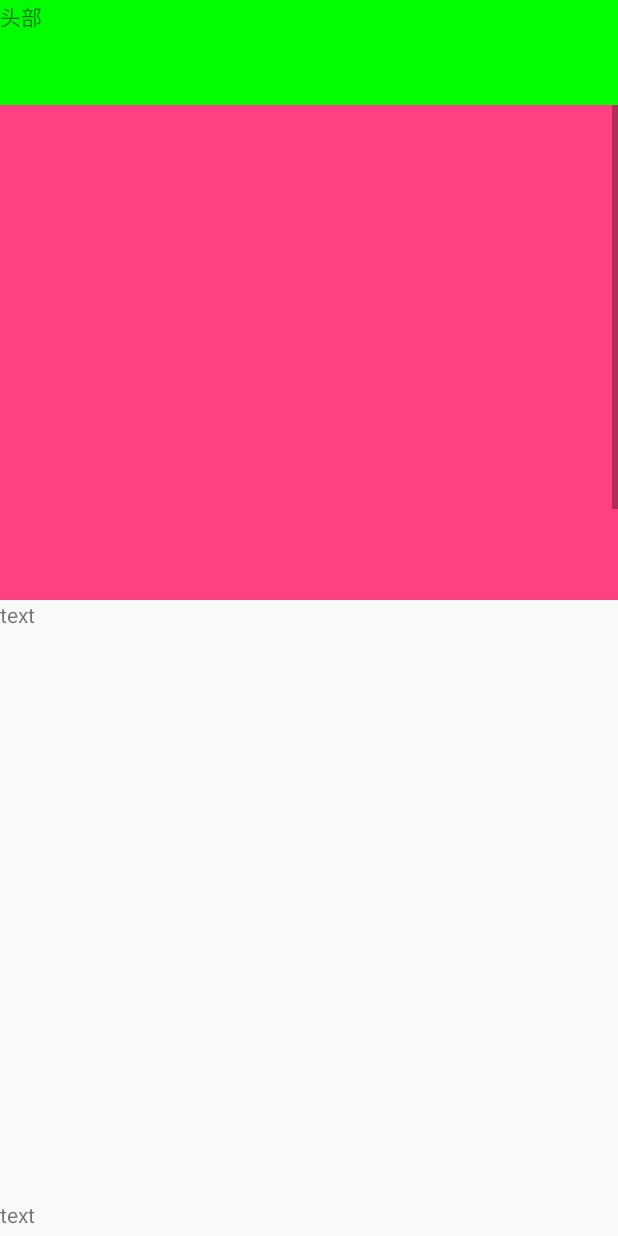
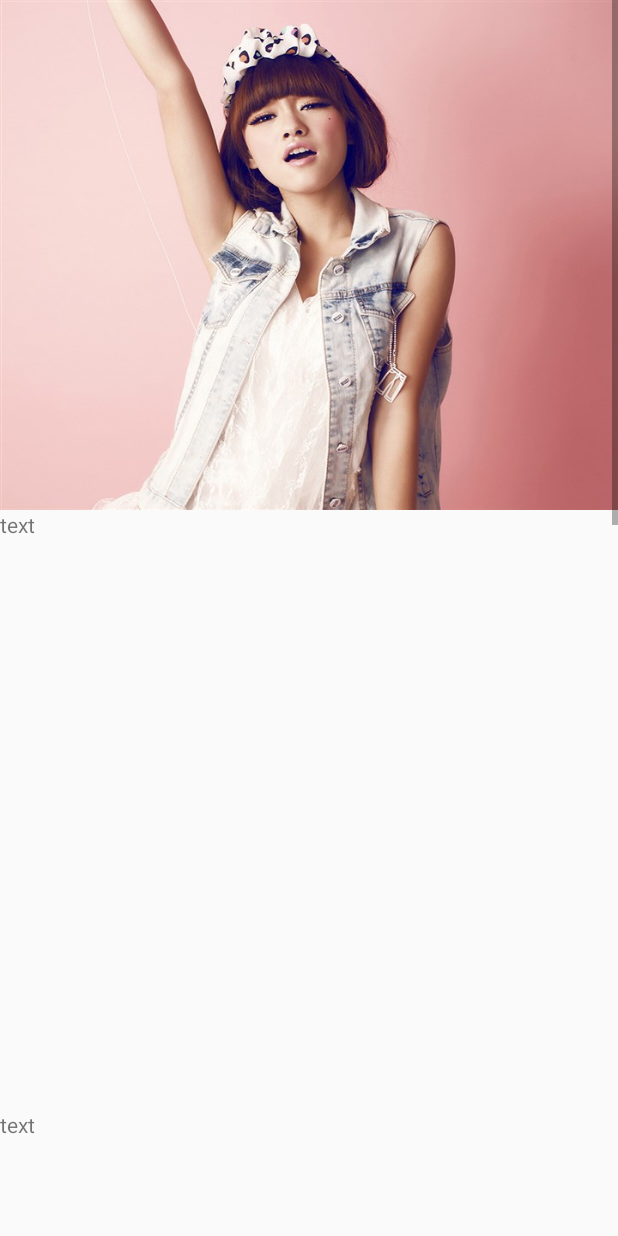
Before and after one commit to 13538659596/View, an Android app: the ImmersiveActivity screen opened directly, with no data from a screen before it, on a phone screen of 412 x 824 dp. Run offline under Robolectric (Android 15) with nearby library versions, the phone set to English and light mode, and no system bars; our stand-ins replace ButterKnife.

Commit message:
沉浸式布局

```diff
--- a/app/src/main/java/com/example/view/ListView/ImmersiveActivity.java
+++ b/app/src/main/java/com/example/view/ListView/ImmersiveActivity.java
@@ -2,7 +2,13 @@ package com.example.view.ListView;
 
 
 import android.os.Bundle;
+import android.util.Log;
 import android.view.View;
+import android.widget.ImageView;
+import android.widget.LinearLayout;
+import android.widget.RelativeLayout;
+import android.widget.TextView;
+
 import com.example.view.BaseActivity;
 import com.example.view.R;
 import com.example.view.group.MyScrollView;
@@ -14,16 +20,46 @@ public class ImmersiveActivity extends BaseActivity {
 
     @BindView(R.id.scroll_view)
     MyScrollView scrollView;
+
+    @BindView(R.id.title_bar)
+    LinearLayout titleBar;
+
+    @BindView(R.id.image_view)
+    ImageView imageView;
+
+    @BindView(R.id.title)
+    TextView title;
+
+    private int mTitleBarHight;
+
+    private int mIamgeViewHight;
     @Override
     protected void onCreate(Bundle savedInstanceState) {
 
         super.onCreate(savedInstanceState);
         StattuBarUtil.setStatubar(this, getResources().getColor(R.color.blue));
-
+        titleBar.getBackground().setAlpha(0);
+        title.setAlpha(0);
+        imageView.post(new Runnable() {
+            @Override
+            public void run() {
+                mIamgeViewHight = imageView.getMeasuredHeight();
+                mTitleBarHight = titleBar.getMeasuredHeight();
+            }
+        });
         scrollView.setOnScrollChangeListener(new MyScrollView.ScrollChangeListener() {
             @Override
             public void onScroll(int l, int t, int oldl, int oldt) {
 
+                float scale =  (float) t /(mIamgeViewHight - mTitleBarHight);
+                if(scale > 1) {
+                    scale = 1;
+                }else if(scale < 0) {
+                    scale = 0;
+                }
+                Log.e("============",  "scale  "  + scale );
+                titleBar.getBackground().setAlpha((int)(scale * 255));
+                title.setAlpha((int)(scale * 255));
             }
         });
 
--- a/app/src/main/java/com/example/view/utils/StattuBarUtil.java
+++ b/app/src/main/java/com/example/view/utils/StattuBarUtil.java
@@ -37,26 +37,26 @@ public class StattuBarUtil {
             //这种设置全屏的模式会把状态栏也遮挡
             //window.addFlags(WindowManager.LayoutParams.FLAG_FULLSCREEN);
             window.addFlags(WindowManager.LayoutParams.FLAG_TRANSLUCENT_STATUS);
-            ViewGroup decorView = (ViewGroup) window.getDecorView();
+           /* ViewGroup decorView = (ViewGroup) window.getDecorView();
 
             int statuBarHight = getStatusBarHeight(ac);
             //View会遮挡内容页,可以在布局文件的根布局添加  android:fitsSystemWindows="true"
             View view = new View(ac);
             ViewGroup.LayoutParams params = new ViewGroup.LayoutParams(ViewGroup.LayoutParams.MATCH_PARENT, statuBarHight);
             view.setLayoutParams(params);
-            view.setBackgroundColor(color);
+            //view.setBackgroundColor(color);
 
 
             decorView.addView(view);
 
             ViewGroup contentView = decorView.findViewById(android.R.id.content);
             //第一种方式
-          /* View acticityView = contentView.getChildAt(0);
-             acticityView.setFitsSystemWindows(true);*/
+          *//* View acticityView = contentView.getChildAt(0);
+             acticityView.setFitsSystemWindows(true);*//*
 
 
             //第二种方式
-            contentView.setPadding(0, statuBarHight, 0, 0);
+            contentView.setPadding(0, statuBarHight, 0, 0);*/
         }
     }
 
--- a/app/src/main/res/layout/activity_immersive.xml
+++ b/app/src/main/res/layout/activity_immersive.xml
@@ -1,5 +1,5 @@
 <?xml version="1.0" encoding="utf-8"?>
-<RelativeLayout
+<FrameLayout
     xmlns:android="http://schemas.android.com/apk/res/android"
     xmlns:tools="http://schemas.android.com/tools"
     xmlns:app="http://schemas.android.com/apk/res-auto"
@@ -16,9 +16,10 @@
             android:layout_height="wrap_content">
             <ImageView
                 android:id="@+id/image_view"
+                android:src="@drawable/a"
                 android:layout_width="match_parent"
-                android:background="@color/colorAccent"
-                android:layout_height="400dp" />
+                android:scaleType="fitXY"
+                android:layout_height="340dp" />
 
             <TextView
                 android:layout_width="match_parent"
@@ -39,15 +40,18 @@
         </LinearLayout>
     </com.example.view.group.MyScrollView>
 
+
+
     <LinearLayout
         android:id="@+id/title_bar"
         android:layout_width="match_parent"
-
+        android:gravity="center"
         android:background="@color/colorGreen"
         android:layout_height="70dp">
         <TextView
+            android:id="@+id/title"
             android:layout_width="wrap_content"
             android:text="头部"
             android:layout_height="wrap_content" />
     </LinearLayout>
-</RelativeLayout>
+</FrameLayout>
```
